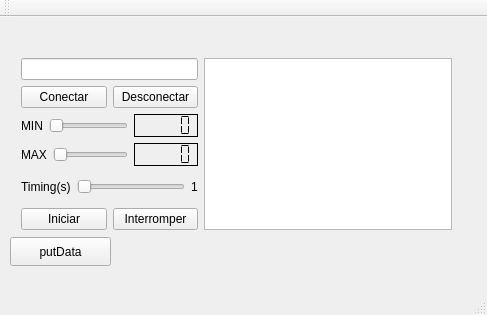
Before: the Qt Designer form QtTcpClientProducer/mainwindow.ui in Cogitus/QtmoduloSupervisorio, drawn with Qt 5.
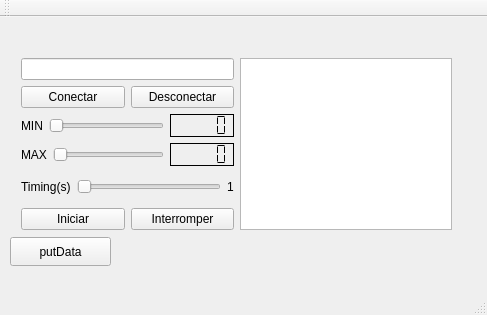
After: the same form once the commit is applied.

The edit to the form file:
```diff
--- a/QtTcpClientProducer/mainwindow.ui
+++ b/QtTcpClientProducer/mainwindow.ui
@@ -27,7 +27,7 @@
      <string>putData</string>
     </property>
    </widget>
-   <widget class="QWidget" name="">
+   <widget class="QWidget" name="layoutWidget">
     <property name="geometry">
      <rect>
       <x>10</x>
@@ -36,7 +36,10 @@
       <height>194</height>
      </rect>
     </property>
-    <layout class="QHBoxLayout" name="horizontalLayout_6">
+    <layout class="QHBoxLayout" name="horizontalLayout_6" stretch="50,50">
+     <property name="sizeConstraint">
+      <enum>QLayout::SetDefaultConstraint</enum>
+     </property>
      <item>
       <layout class="QVBoxLayout" name="verticalLayout_3">
        <item>
```
